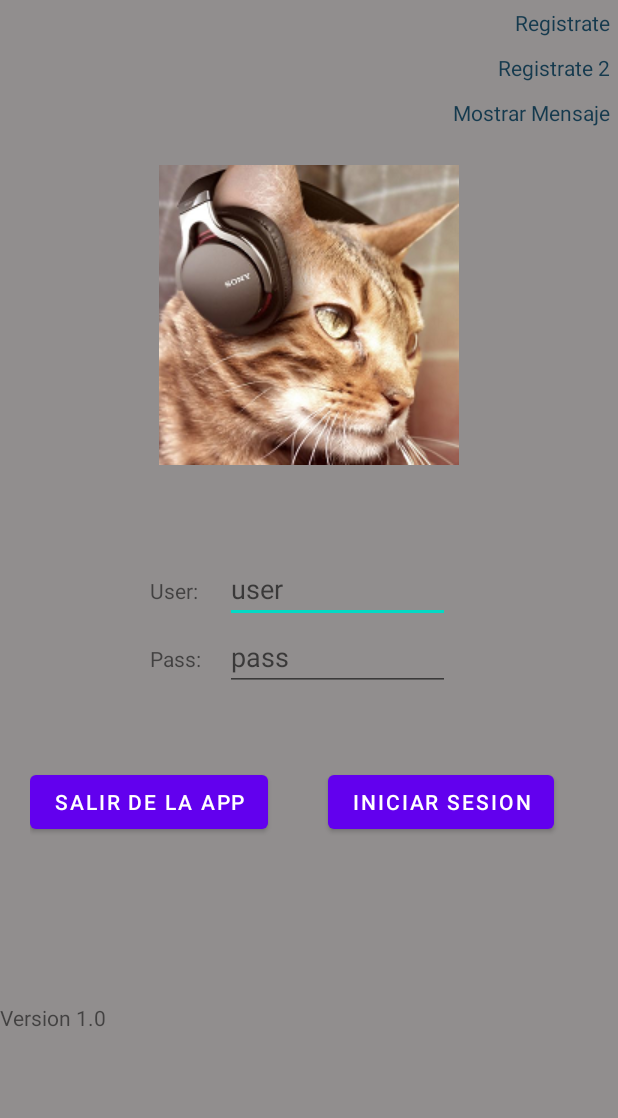
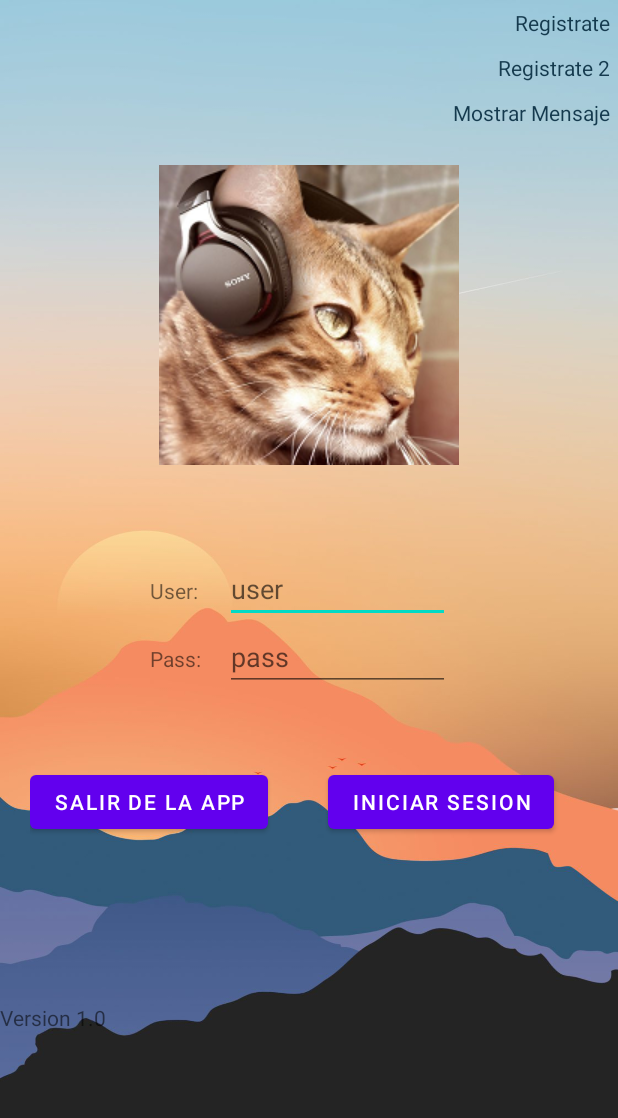
Before and after one commit to IbrahCanto/Practica_3, an Android app: the screen it shows after launch (MainActivity), on a phone screen of 412 x 824 dp. Shown: the top 1118 px of the screen. Run offline under Robolectric (Android 15) with nearby library versions, the phone set to English and light mode, and no system bars.

Commit message:
-Se agrego fondo de pantalla

```diff
--- a/app/src/main/java/com/example/practica_3_contenedores/MainActivity.java
+++ b/app/src/main/java/com/example/practica_3_contenedores/MainActivity.java
@@ -46,8 +46,8 @@ public class MainActivity extends AppCompatActivity {
             @Override
             public void onClick(View view) {
                 //Bloque que se ejecuta
-                Toast.makeText(getApplicationContext(), "Hiciste click en el TextView", Toast.LENGTH_LONG).show();
-                Log.i("ERROR1", "Diste click en el TextView");
+                Toast.makeText(getApplicationContext(), "Saliste de la App", Toast.LENGTH_LONG).show();
+                Log.i("ERROR1", "Diste click en salir");
                 finish();
                 Intent intent = new Intent(Intent.ACTION_MAIN);
                 intent.addCategory(Intent.CATEGORY_HOME);
--- a/app/src/main/res/layout/activity_main.xml
+++ b/app/src/main/res/layout/activity_main.xml
@@ -5,7 +5,7 @@
     android:layout_width="match_parent"
     android:layout_height="match_parent"
     tools:context=".MainActivity"
-    android:background="#918E8E">
+    android:background="@drawable/fondo">
 
 
     <LinearLayout
--- a/app/src/main/res/layout/activity_main2.xml
+++ b/app/src/main/res/layout/activity_main2.xml
@@ -5,7 +5,7 @@
     android:layout_width="match_parent"
     android:layout_height="match_parent"
     tools:context=".MainActivity2"
-    android:background="#918E8E">
+    android:background="@drawable/fondo">
 
     <LinearLayout
         android:layout_width="match_parent"
```
Also changed, not shown: app/src/main/res/drawable/fondo.png (added).
